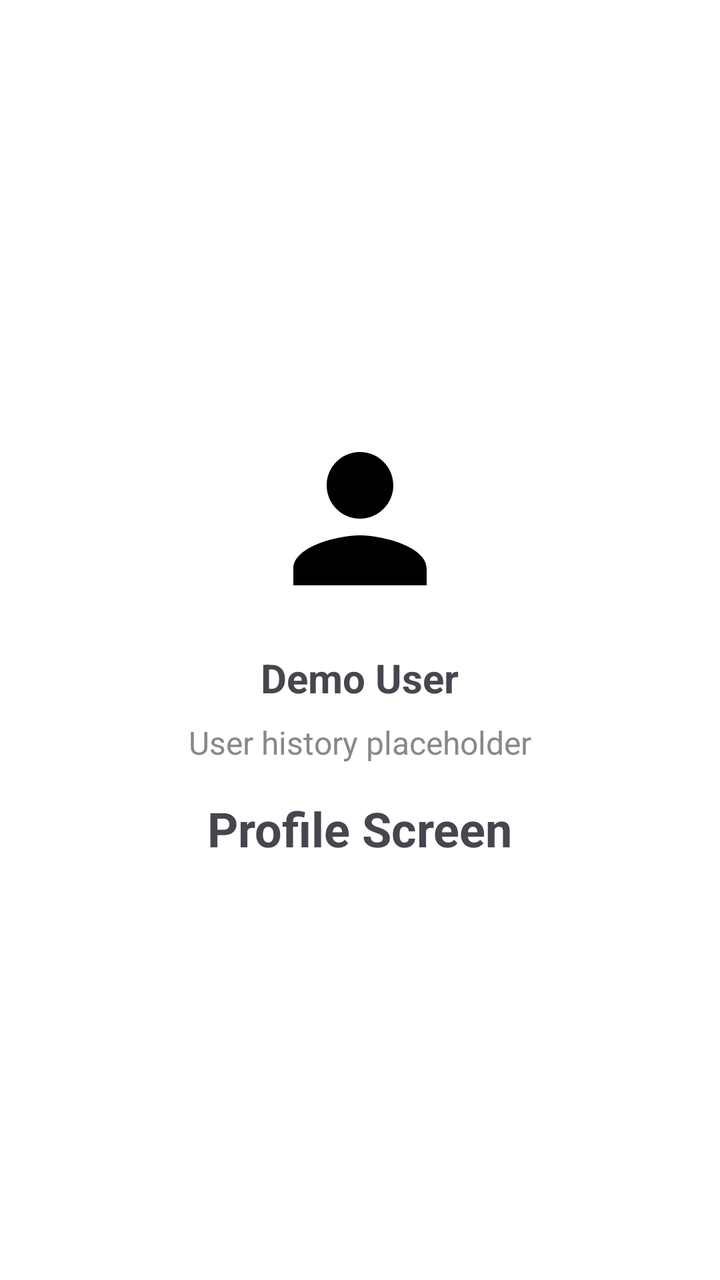
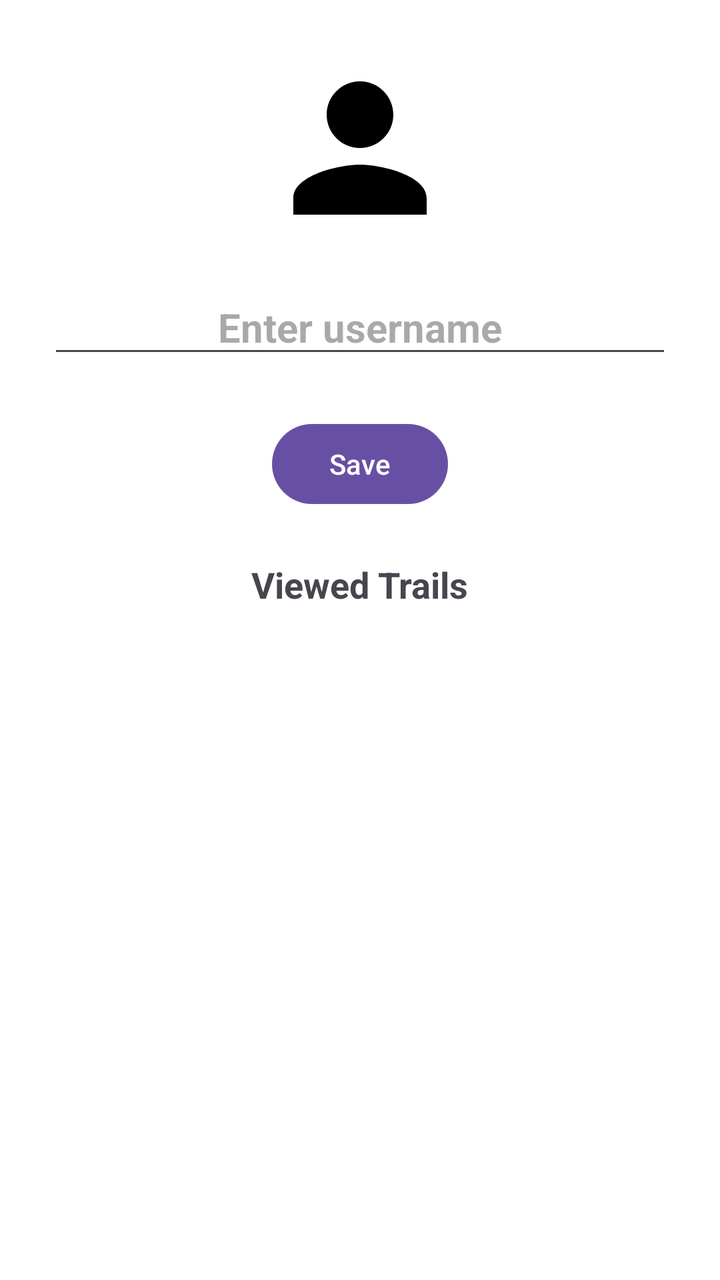

An Android layout rendered at two revisions. The XML below is the earlier revision; the diff shows what the commit changed to produce the second picture.
<!-- AndroidManifest.xml: application theme Theme.Material3.DayNight.NoActionBar -->
<!-- res/layout/fragment_profile.xml -->
<?xml version="1.0" encoding="utf-8"?>
<LinearLayout xmlns:android="http://schemas.android.com/apk/res/android"
    android:orientation="vertical"
    android:gravity="center"
    android:padding="24dp"
    android:background="@android:color/white"
    android:layout_width="match_parent"
    android:layout_height="match_parent">

    
    <ImageView
        android:id="@+id/profileAvatar"
        android:layout_width="100dp"
        android:layout_height="100dp"
        android:layout_marginBottom="16dp"
        android:src="@drawable/ic_person_placeholder"
        android:contentDescription="@string/profile_image" />

    
    <TextView
        android:id="@+id/profileUsername"
        android:text="Demo User"
        android:textSize="20sp"
        android:textStyle="bold"
        android:layout_marginBottom="8dp"
        android:layout_width="wrap_content"
        android:layout_height="wrap_content" />

    
    <TextView
        android:id="@+id/profileHistory"
        android:text="User history placeholder"
        android:textSize="16sp"
        android:textColor="#888888"
        android:layout_marginBottom="16dp"
        android:layout_width="wrap_content"
        android:layout_height="wrap_content" />

    
    <TextView
        android:id="@+id/profileScreenTitle"
        android:text="@string/profile_screen_title"
        android:textSize="24sp"
        android:textStyle="bold"
        android:layout_width="wrap_content"
        android:layout_height="wrap_content" />

</LinearLayout>
<!-- resources referenced by this layout -->
<resources>
  <!-- drawable ic_person_placeholder (drawable) -->
  <vector xmlns:android="http://schemas.android.com/apk/res/android"
      android:width="24dp"
      android:height="24dp"
      android:viewportWidth="24.0"
      android:viewportHeight="24.0">
      <path
          android:fillColor="#FF000000"
          android:pathData="M12,12c2.21,0 4,-1.79 4,-4s-1.79,-4 -4,-4 -4,1.79 -4,4 1.79,4 4,4zM12,14c-2.67,0 -8,1.34 -8,4v2h16v-2c0,-2.66 -5.33,-4 -8,-4z"/>
  </vector>
  <string name="profile_image">Profile Image</string>
  <string name="profile_screen_title">Profile Screen</string>
</resources>

<!-- the commit's change to res/layout/fragment_profile.xml (unified diff, before → after) -->
@@ -1,7 +1,7 @@
 <?xml version="1.0" encoding="utf-8"?>
 <LinearLayout xmlns:android="http://schemas.android.com/apk/res/android"
     android:orientation="vertical"
-    android:gravity="center"
+    android:gravity="center_horizontal"
     android:padding="24dp"
     android:background="@android:color/white"
     android:layout_width="match_parent"
@@ -17,32 +17,41 @@
         android:contentDescription="@string/profile_image" />
 
     
-    <TextView
+    <EditText
         android:id="@+id/profileUsername"
-        android:text="Demo User"
+        android:hint="Enter username"
         android:textSize="20sp"
         android:textStyle="bold"
+        android:layout_marginBottom="8dp"
+        android:layout_width="match_parent"
+        android:layout_height="wrap_content"
+        android:gravity="center" />
+
+    
+    <Button
+        android:id="@+id/saveProfileButton"
+        android:text="Save"
+        android:layout_marginTop="16dp"
+        android:layout_width="wrap_content"
+        android:layout_height="wrap_content" />
+
+    
+    <TextView
+        android:id="@+id/historyTitle"
+        android:text="Viewed Trails"
+        android:textSize="18sp"
+        android:textStyle="bold"
+        android:layout_marginTop="24dp"
         android:layout_marginBottom="8dp"
         android:layout_width="wrap_content"
         android:layout_height="wrap_content" />
 
     
-    <TextView
-        android:id="@+id/profileHistory"
-        android:text="User history placeholder"
-        android:textSize="16sp"
-        android:textColor="#888888"
-        android:layout_marginBottom="16dp"
-        android:layout_width="wrap_content"
-        android:layout_height="wrap_content" />
-
-    
-    <TextView
-        android:id="@+id/profileScreenTitle"
-        android:text="@string/profile_screen_title"
-        android:textSize="24sp"
-        android:textStyle="bold"
-        android:layout_width="wrap_content"
-        android:layout_height="wrap_content" />
+    <androidx.recyclerview.widget.RecyclerView
+        android:id="@+id/viewedTrailsRecycler"
+        android:layout_width="match_parent"
+        android:layout_height="0dp"
+        android:layout_weight="1"
+        android:clipToPadding="false" />
 
 </LinearLayout>
<!-- resource entries referenced after the edit -->
@@ -11,6 +11,5 @@
           android:pathData="M12,12c2.21,0 4,-1.79 4,-4s-1.79,-4 -4,-4 -4,1.79 -4,4 1.79,4 4,4zM12,14c-2.67,0 -8,1.34 -8,4v2h16v-2c0,-2.66 -5.33,-4 -8,-4z"/>
   </vector>
   <string name="profile_image">Profile Image</string>
-  <string name="profile_screen_title">Profile Screen</string>
 </resources>
 
